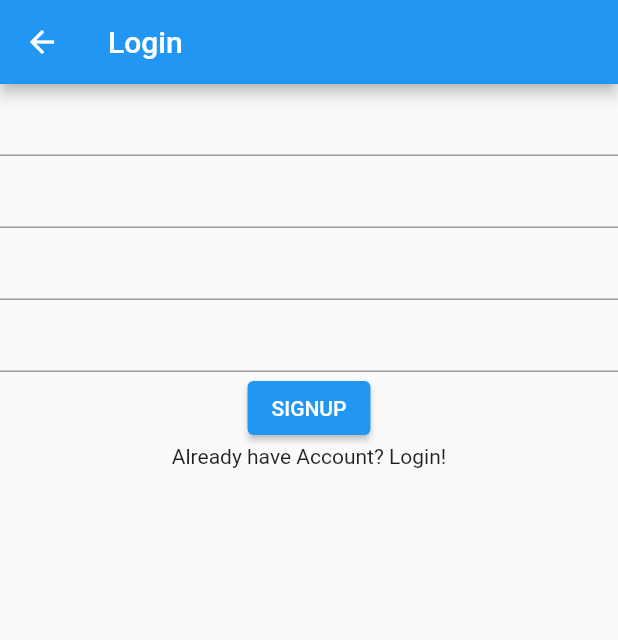
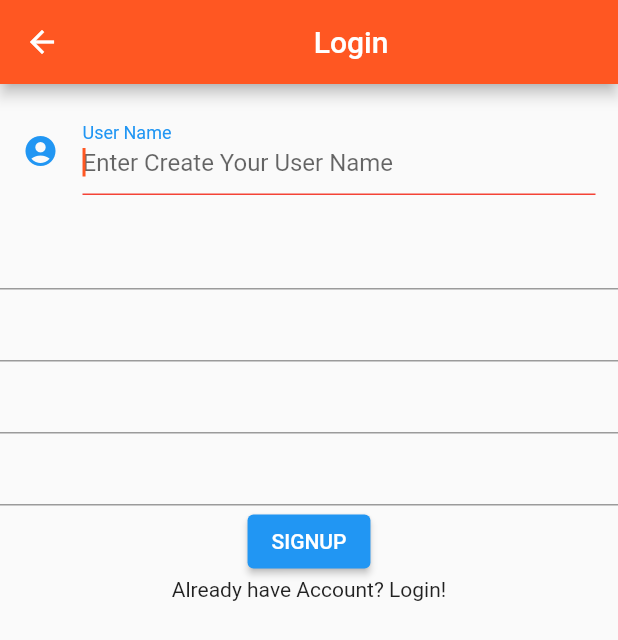
Before and after one commit to ngocson297/didong, a Flutter app: the LoginPage screen opened directly, after a tap on "Don't have Account? Sign up!", on a phone screen of 412 x 824 dp. Shown: the top 640 px of the screen. Run offline on Flutter 3.47's test engine with Material 2 defaults, Android fonts, the phone set to English and light mode, and no system bars; our stand-ins replace cloud_firestore, firebase_auth, firebase_core, firebase_messaging, firebase_storage, flutter_local_notifications and 3 more; missing offline and left inert: emoji_picker, flutter_config, giphy_picker; accounts and stored records are empty; network calls fail.

```diff
--- a/lib/app.dart
+++ b/lib/app.dart
@@ -1,6 +1,7 @@
 import 'package:flutter/material.dart';
 import 'package:flutter_chat_app/pages/login_page.dart';
 import 'package:flutter_chat_app/pages/welcome_page.dart';
+
 
 class MyApp extends StatelessWidget {
   @override
@@ -11,7 +12,8 @@ class MyApp extends StatelessWidget {
         primarySwatch: Colors.blue,
         visualDensity: VisualDensity.adaptivePlatformDensity,
       ),
-      home: LoginPage(),
+      debugShowCheckedModeBanner: false,
+      home: OnBoardingPage(),
     );
   }
 }
--- a/lib/pages/conversation_page.dart
+++ b/lib/pages/conversation_page.dart
@@ -131,9 +131,9 @@ class _ConversationPageState extends State<ConversationPage> {
   void _selectGif() async {
     var gif = await GiphyPicker.pickGif(
         context: context,
-        apiKey: FlutterConfig.get('GIPHY_KEY')
+        apiKey: 'tsQ4fZW27ou6O7VmFBhz1kCwaiNTAZID'
     );
-
+    // FlutterConfig.get
     if(gif != null){
       _uploadMessage(
         from: g_User.uid,
--- a/lib/pages/home_page.dart
+++ b/lib/pages/home_page.dart
@@ -106,6 +106,7 @@ class _HomePageState extends State<HomePage> {
       length: 3,
       initialIndex: 0,
       child: Scaffold(
+        resizeToAvoidBottomInset: false,
         appBar: AppBar(
           backgroundColor: Colors.deepOrange,
           leading: InkWell(
--- a/lib/pages/login_page.dart
+++ b/lib/pages/login_page.dart
@@ -109,6 +109,7 @@ class _LoginPageState extends State<LoginPage> {
 @override
 Widget build(BuildContext context) {
   return Scaffold(
+      resizeToAvoidBottomInset: false,
       appBar: AppBar(
         backgroundColor: Colors.deepOrange,
         // title: Text('Login'),
--- a/lib/pages/profile_page.dart
+++ b/lib/pages/profile_page.dart
@@ -34,6 +34,7 @@ class ProfilePage extends StatelessWidget {
   @override
   Widget build(BuildContext context) {
     return Scaffold(
+        resizeToAvoidBottomInset: false,
         appBar: AppBar(
           backgroundColor: Colors.deepOrange,
             title: Align (
--- a/lib/pages/request_page.dart
+++ b/lib/pages/request_page.dart
@@ -56,6 +56,7 @@ class _RequestPageState extends State<RequestPage> with TickerProviderStateMixin
   @override
   Widget build(BuildContext context) {
     return Scaffold(
+      resizeToAvoidBottomInset: false,
       appBar: AppBar(
         title: Text("Friend Requests"),
         bottom: TabBar(
--- a/lib/pages/search_page.dart
+++ b/lib/pages/search_page.dart
@@ -24,6 +24,7 @@ class _SearchPageState extends State<SearchPage> {
   @override
   Widget build(BuildContext context) {
     return Scaffold(
+      resizeToAvoidBottomInset: false,
       appBar: AppBar(
         backgroundColor: Colors.transparent,
         shadowColor: Colors.transparent,
--- a/lib/pages/signup_page.dart
+++ b/lib/pages/signup_page.dart
@@ -88,14 +88,44 @@ class _SignupPageState extends State<SignupPage> {
   @override
   Widget build(BuildContext context) {
     return Scaffold(
+      resizeToAvoidBottomInset: false,
       appBar: AppBar(
-        title: Text("Login"),
+        backgroundColor: Colors.deepOrange,
+          title: Align (
+              child: Text("Login"),
+              alignment: Alignment.center
+          )
       ),
       body: Center(
         child: _loading?
         CircularProgressIndicator()
         : Column(
           children: [
+            Padding(
+              padding: EdgeInsets.all(15),
+              child: TextField(
+                autofocus: true,
+                controller: _nameTextController,
+                decoration: InputDecoration(
+                  enabledBorder: UnderlineInputBorder(
+                    borderSide: BorderSide(color: Colors.deepOrange),
+                  ),
+                  focusedBorder: UnderlineInputBorder(
+                    borderSide: BorderSide(color: Colors.red),
+                  ),
+                  border: UnderlineInputBorder(
+                    borderSide: BorderSide(color: Colors.deepOrange),
+                  ),
+                  icon: Icon(Icons.account_circle_rounded),
+                  // border: OutlineInputBorder(),
+                  fillColor: Colors.deepOrange,
+                  labelText: 'User Name',
+                  hintText: 'Enter Create Your User Name',
+                ),
+                cursorColor: Colors.deepOrange,
+              ),
+
+            ),
             TextField(
               controller: _nameTextController,
             ),
--- a/lib/pages/widgets/friend_widget.dart
+++ b/lib/pages/widgets/friend_widget.dart
@@ -63,6 +63,12 @@ class FriendItem extends StatelessWidget{
                         onPressed: () {
                           _removeFriend(snapshot.data.uid);
                         },
+                        style: ElevatedButton.styleFrom(
+                            primary: Colors.deepOrange,
+                            padding: EdgeInsets.symmetric(horizontal: 50, vertical: 10),
+                            textStyle: TextStyle(
+                                fontSize: 20,
+                                fontWeight: FontWeight.bold)),
                       ),
                     ],
                   ),
```
Also changed, not shown: lib/pages/menu_page.dart (+17 -0 lines), lib/pages/welcome_page.dart (+126 -38 lines), lib/pages/widgets/button_widget.dart (added, +24 -0 lines), lib/ults/style.dart (added, +14 -0 lines), pubspec.yaml (+7 -1 lines), assets/images/4.png (added), pubspec.lock.
